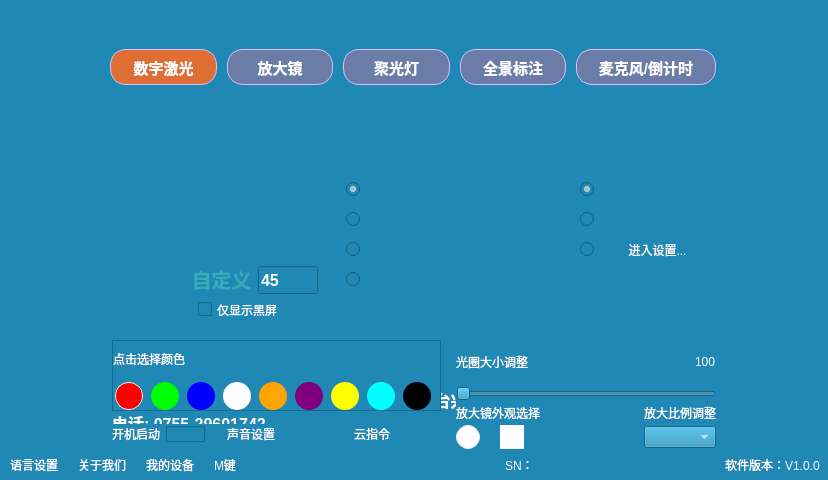
wlffeng2008/EasyPointer, file EasyPointer/mainwindow.ui: the form before one commit.
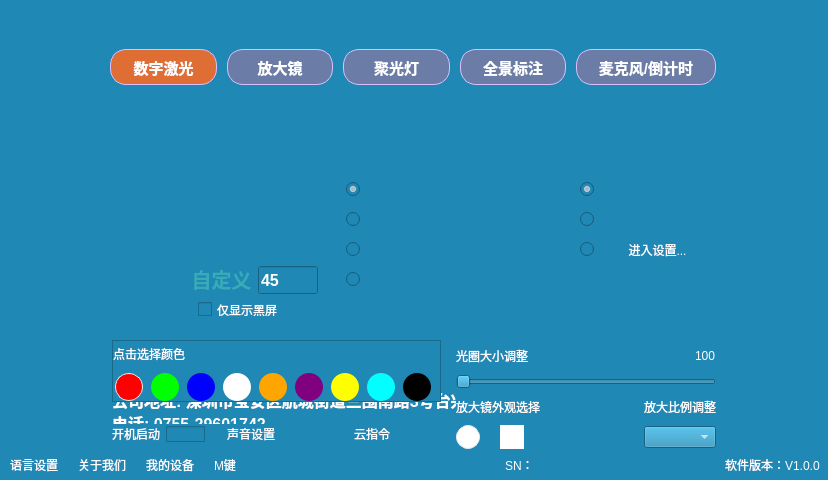
The form after the commit. Icons and pictures are not drawn.

```diff
--- a/EasyPointer/mainwindow.ui
+++ b/EasyPointer/mainwindow.ui
@@ -41,7 +41,7 @@
       <x>112</x>
       <y>340</y>
       <width>329</width>
-      <height>71</height>
+      <height>62</height>
      </rect>
     </property>
     <property name="frameShape">
@@ -661,7 +661,7 @@
         <height>110</height>
        </rect>
       </property>
-      <layout class="QVBoxLayout" name="verticalLayout_5" stretch="1,1,0,0">
+      <layout class="QVBoxLayout" name="verticalLayout_5" stretch="0,1,0,1">
        <property name="spacing">
         <number>2</number>
        </property>
```
Left out of the diff: 10 changed lines with no effect on the pictures.
